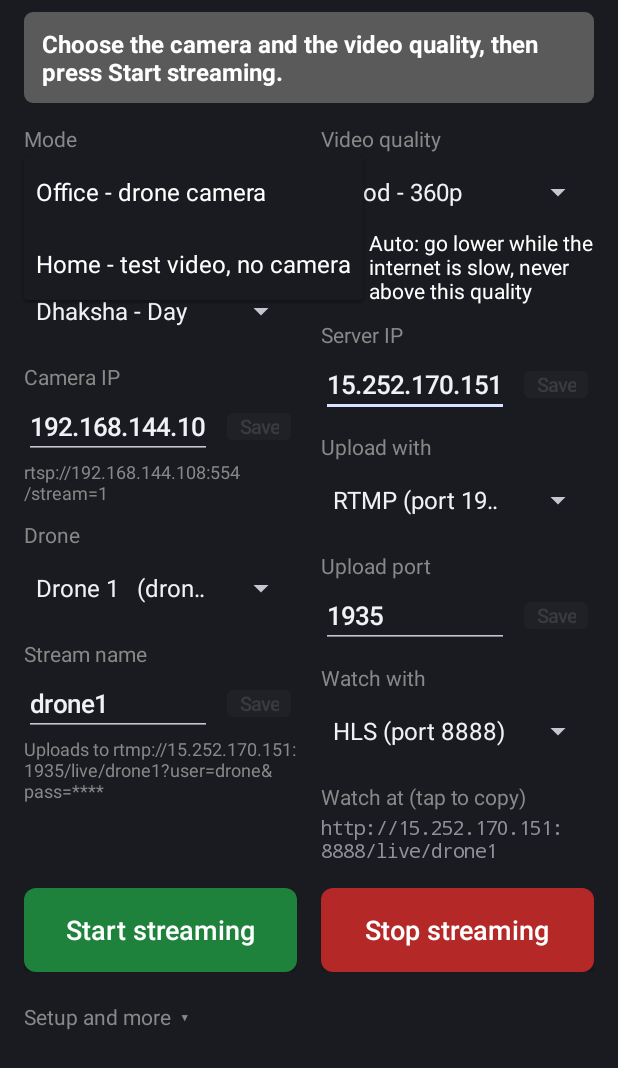
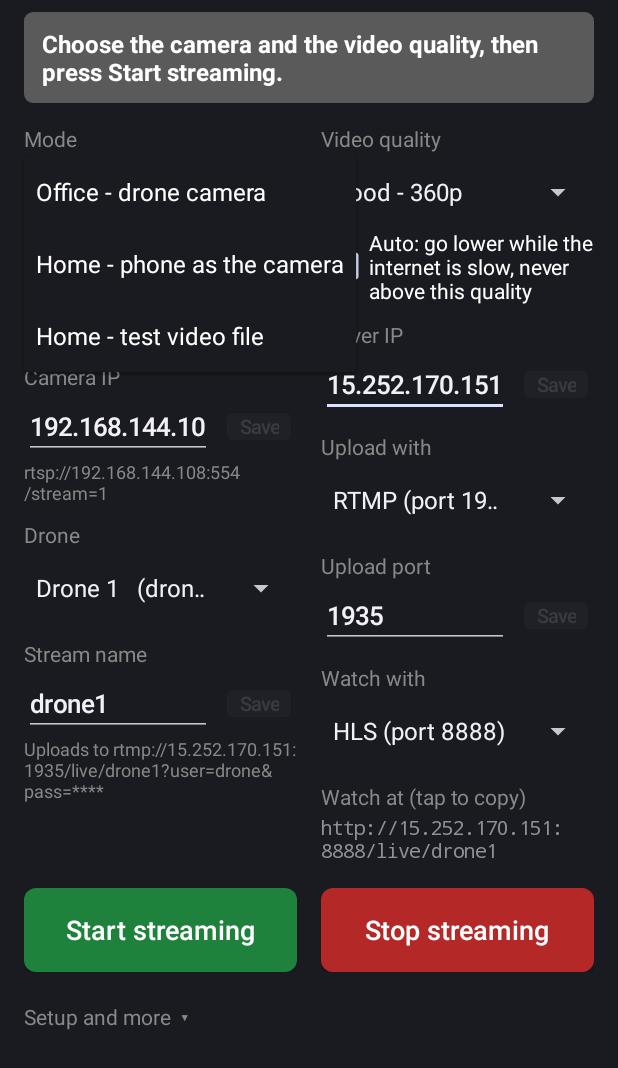
Before and after one commit to mariappanchellam/qgroundcontrol-v4.2.3, an Android app: the screen it shows after launch (MainActivity), after a tap on an icon or button, on a phone screen of 412 x 824 dp, the part 168-1236 px from its top. Run offline under Robolectric (Android 15) with nearby library versions, the phone set to English and light mode, and no system bars.

Commit message:
feat(dhaksha-key): Home mode with a phone as the camera (4.9)
A third Mode: "Home - phone as the camera". A phone on the same Wi-Fi
running an RTSP camera app stands in for the drone camera; the operator
types the whole rtsp:// address the app shows. From there on the stream
is handled exactly as the drone camera's: camera check, live timing,
Auto quality, log. A login inside a camera address is hidden in the log.

Co-Authored-By: Claude Fable 5.2 <noreply@anthropic.com>
Claude-Session: https://claude.ai/code/session_01DRpwcSNKG1Zcnq5aNBpz9b

```diff
--- a/tools/dhaksha/key-android/app/build.gradle
+++ b/tools/dhaksha/key-android/app/build.gradle
@@ -10,8 +10,8 @@ android {
         applicationId 'com.dhaksha.key'
         minSdk 21
         targetSdk 28
-        versionCode 21
-        versionName '4.8'
+        versionCode 22
+        versionName '4.9'
     }
 
     compileOptions {
--- a/tools/dhaksha/key-android/app/src/main/java/com/dhaksha/key/MainActivity.java
+++ b/tools/dhaksha/key-android/app/src/main/java/com/dhaksha/key/MainActivity.java
@@ -90,6 +90,7 @@ public class MainActivity extends Activity {
     private CheckBox autoQuality;
     /** Picture height the script last reported it is sending; 0 before the first report. */
     private int liveHeight;
+    private TextView cameraIpLabel;
     private EditText cameraIp;
     private Button saveCameraIp;
     private TextView cameraAddress;
@@ -165,7 +166,8 @@ public class MainActivity extends Activity {
         addLabel(left, "Mode");
         modeSpinner = addSpinner(left, new String[] {
                 "Office - drone camera",
-                "Home - test video, no camera" }, prefs.getInt("mode", 0));
+                "Home - phone as the camera",
+                "Home - test video file" }, prefs.getInt("mode", 0));
 
         addLabel(left, "Camera");
         String[] cameraNames = new String[StreamScripts.CAMERAS.length];
@@ -176,7 +178,7 @@ public class MainActivity extends Activity {
         cameraSpinner = addSpinner(left, cameraNames,
                 StreamScripts.cameraIndex(prefs.getString("cameraTag", StreamScripts.CAMERAS[0].fileTag)));
 
-        addLabel(left, "Camera IP");
+        cameraIpLabel = addLabel(left, "Camera IP");
         LinearLayout cameraRow = row(left);
         cameraIp = addField(cameraRow, "192.168.144.108");
         saveCameraIp = addSaveButton(cameraRow, v -> saveCameraIp(true));
@@ -335,7 +337,7 @@ public class MainActivity extends Activity {
         }
         prefs.edit()
                 .putInt("mode", modeSpinner.getSelectedItemPosition())
-                .putString("cameraTag", camera().fileTag)
+                .putString("cameraTag", StreamScripts.CAMERAS[cameraSpinner.getSelectedItemPosition()].fileTag)
                 .putInt("drone", droneSpinner.getSelectedItemPosition())
                 .putInt("quality", qualitySpinner.getSelectedItemPosition())
                 .putBoolean("autoQuality", autoQuality.isChecked())
@@ -407,8 +409,13 @@ public class MainActivity extends Activity {
     }
 
     /** Shows the chosen camera with its saved IP; an unsaved edit of the previous camera's IP is dropped. */
-    /** Home mode: the test video from the phone's Download folder is sent instead of the camera. */
+    /** Home mode with a video file: the test video from the phone's Download folder is sent instead of a camera. */
     private boolean home() {
+        return modeSpinner.getSelectedItemPosition() == 2;
+    }
+
+    /** Home mode with a phone as the camera: a phone running an RTSP camera app, by its full address. */
+    private boolean phoneCamera() {
         return modeSpinner.getSelectedItemPosition() == 1;
     }
 
@@ -418,8 +425,9 @@ public class MainActivity extends Activity {
     }
 
     private void showCamera() {
-        cameraSpinner.setEnabled(!home());
+        cameraSpinner.setEnabled(!home() && !phoneCamera());
         cameraIp.setEnabled(!home());
+        cameraIpLabel.setText(phoneCamera() ? "Phone camera address (rtsp://...)" : "Camera IP");
         cameraIp.setText(savedCameraIp());
         showStreamNames();
     }
@@ -450,6 +458,8 @@ public class MainActivity extends Activity {
         cameraAddress.setText(home()
                 ? "Home: plays " + StreamScripts.TEST_VIDEO + " (or the newest .mp4) from the phone's Download "
                   + "folder again and again, in place of the camera."
+                : phoneCamera()
+                ? "Home: a phone on the same Wi-Fi running an RTSP camera app. Type the rtsp:// address the app shows."
                 : camera.rtsp(text(cameraIp)) + (night == null ? "" : "\n" + night));
         String server = text(serverIp);
         int port = port();
@@ -466,6 +476,9 @@ public class MainActivity extends Activity {
     }
 
     private StreamScripts.Camera camera() {
+        if (phoneCamera()) {
+            return StreamScripts.PHONE_CAMERA;
+        }
         return StreamScripts.CAMERAS[cameraSpinner.getSelectedItemPosition()];
     }
 
--- a/tools/dhaksha/key-android/app/src/main/java/com/dhaksha/key/StreamScripts.java
+++ b/tools/dhaksha/key-android/app/src/main/java/com/dhaksha/key/StreamScripts.java
@@ -174,6 +174,13 @@ final class StreamScripts {
             return Math.round(height * 16f / 9f / 2f) * 2;
         }
     }
+
+    /**
+     * Home testing with a phone in place of the drone camera: a phone on the same Wi-Fi running an RTSP camera
+     * app. The operator types the app's whole rtsp:// address, so it works with any such app.
+     */
+    static final Camera PHONE_CAMERA =
+            new Camera("Phone camera", "phone", "phone", "rtsp://192.168.1.10:8554/live", "%s");
 
     static final Quality[] QUALITIES = {
         new Quality("Normal - 240p", 240, 10, 100),
@@ -480,7 +487,7 @@ final class StreamScripts {
                 + "  tr '\\r' '\\n' \\\n"
                 + "    | grep --line-buffered -v -e 'Error constructing the frame RPS' -e 'Skipping invalid undecodable NALU' \\\n"
                 + "    | grep --line-buffered -i -E 'error|fail|refused|reset|timed out|timeout|broken|unreachable|no route|invalid|corrupt|missing|drop|non-monotonic|past duration|Exiting|Conversion' \\\n"
-                + "    | sed -u -e \"s/pass=[^&' ]*/pass=****/g\" -e \"s/drone:[^&@' ]*/drone:****/g\" -e \"s/^/$1 ffmpeg: /\" >> \"$LOG\"\n"
+                + "    | sed -u -e \"s/pass=[^&' ]*/pass=****/g\" -e \"s/drone:[^&@' ]*/drone:****/g\" -e \"s#://[^/@ ]*@#://****@#g\" -e \"s/^/$1 ffmpeg: /\" >> \"$LOG\"\n"
                 + "}\n"
                 + "\n"                + "# One camera to one stream name, restarted by its own watchdog:\n"
                 + "# stream_loop CAMERA NAME PROGRESS_FILE LABEL   (LABEL day or night, empty for the only stream)\n"
```
